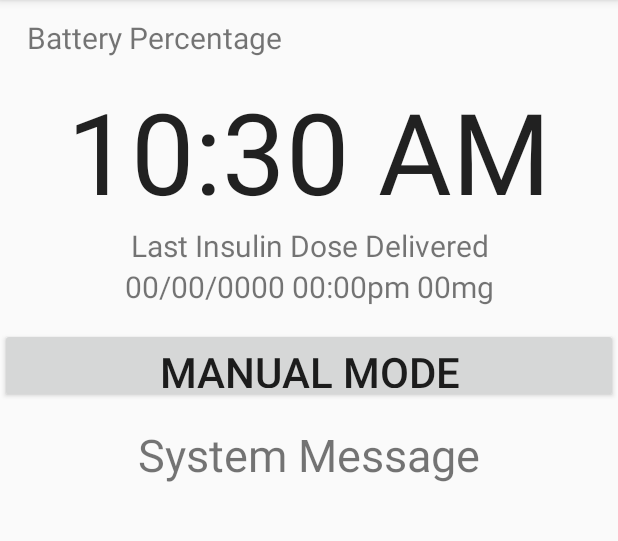
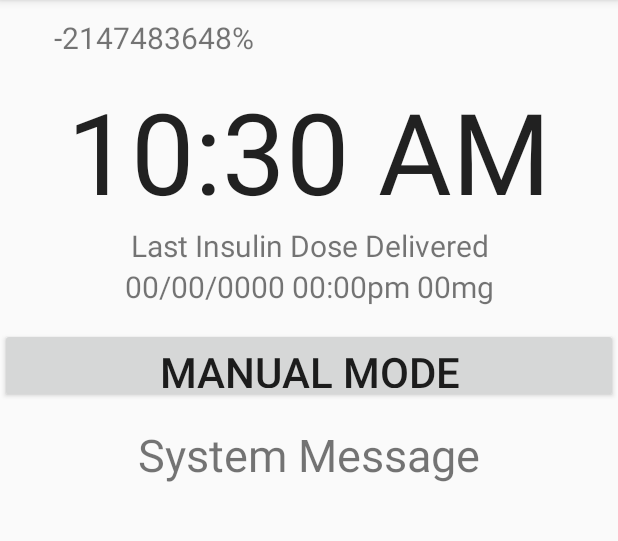
Before and after one commit to NickKer/CP3407InsulinPump, an Android app: the screen it shows after launch (MainActivity), on a phone screen of 412 x 824 dp, the part 84-625 px from its top. Run offline under Robolectric (Android 15) with nearby library versions, the phone set to English and light mode, and no system bars.

Commit message:
Fixed system message issue, added functionality where it displays battery level

```diff
--- a/app/src/main/java/com/example/nick/insulinpump/ErrorType.java
+++ b/app/src/main/java/com/example/nick/insulinpump/ErrorType.java
@@ -1,5 +1,5 @@
 package com.example.nick.insulinpump;
 
 public enum ErrorType{
-    LOW_BATTERY, SENSOR_FAILURE, PUMP_FAILURE, DELIVERY_FAILURE, NEEDLE_ASSMBLY_REMOVED, INSULIN_RESERVOIR_REMOVED
+    LOW_BATTERY, SENSOR_FAILURE, PUMP_FAILURE, DELIVERY_FAILURE, NEEDLE_ASSMBLY_REMOVED, INSULIN_RESERVOIR_REMOVED, SUGAR_LOW, SUGAR_OK, SUGAR_HIGH, INSULIN_RESERVOIR_LOW
 }
--- a/app/src/main/java/com/example/nick/insulinpump/MainActivity.java
+++ b/app/src/main/java/com/example/nick/insulinpump/MainActivity.java
@@ -2,6 +2,7 @@ package com.example.nick.insulinpump;
 
 
 import android.content.Intent;
+import android.os.BatteryManager;
 import android.support.v7.app.AppCompatActivity;
 import android.os.Bundle;
 import android.view.View;
@@ -13,9 +14,11 @@ import java.util.ArrayList;
 public class MainActivity extends AppCompatActivity {
     TextView systemMessageTextView;
     TextClock textClock;
+    TextView batteryPercentage;
     //needed for timer class
     Timer timer = Timer.getInstance();
     ArrayList<SystemStatus> systemStatuses;
+    int batLevel;
 
     @Override
     protected void onCreate(Bundle savedInstanceState) {
@@ -23,6 +26,11 @@ public class MainActivity extends AppCompatActivity {
         setContentView(R.layout.activity_main);
 
         systemMessageTextView = (TextView) findViewById(R.id.system_message);
+        batteryPercentage = (TextView) findViewById(R.id.battery_percentage);
+        BatteryManager bm = (BatteryManager)getSystemService(BATTERY_SERVICE);
+        batLevel = bm.getIntProperty(BatteryManager.BATTERY_PROPERTY_CAPACITY);
+
+        batteryPercentage.setText(getString(R.string.battery_percentage, String.format("%s", batLevel)));
 
         simulatePump();
     }
--- a/app/src/main/res/layout/activity_secondary.xml
+++ b/app/src/main/res/layout/activity_secondary.xml
@@ -98,6 +98,6 @@
         android:gravity="center"
         android:text="@string/system_message"
         android:textAlignment="center"
-        android:textSize="30sp" />
+        android:textSize="20sp" />
 
 </LinearLayout>
--- a/app/src/main/res/values/strings.xml
+++ b/app/src/main/res/values/strings.xml
@@ -3,7 +3,7 @@
     <string name="last_insulin_dose_delivered">Last Insulin Dose Delivered</string>
     <string name="manual_mode">Manual Mode</string>
     <string name="system_message">System Message</string>
-    <string name="battery_percentage">Battery Percentage</string>
+    <string name="battery_percentage">%1$s%%</string>
     <string name="_00_00_0000_00_00pm_00mg">00/00/0000 00:00pm 00mg</string>
     <string name="auto_mode">Auto Mode</string>
     <string name="enter_blood_sugar_level">Enter Blood Sugar Level:</string>
```
Also changed, not shown: app/src/main/java/com/example/nick/insulinpump/SecondaryActivity.java (+25 -4 lines), app/src/main/java/com/example/nick/insulinpump/SystemStatus.java (+22 -1 lines).
